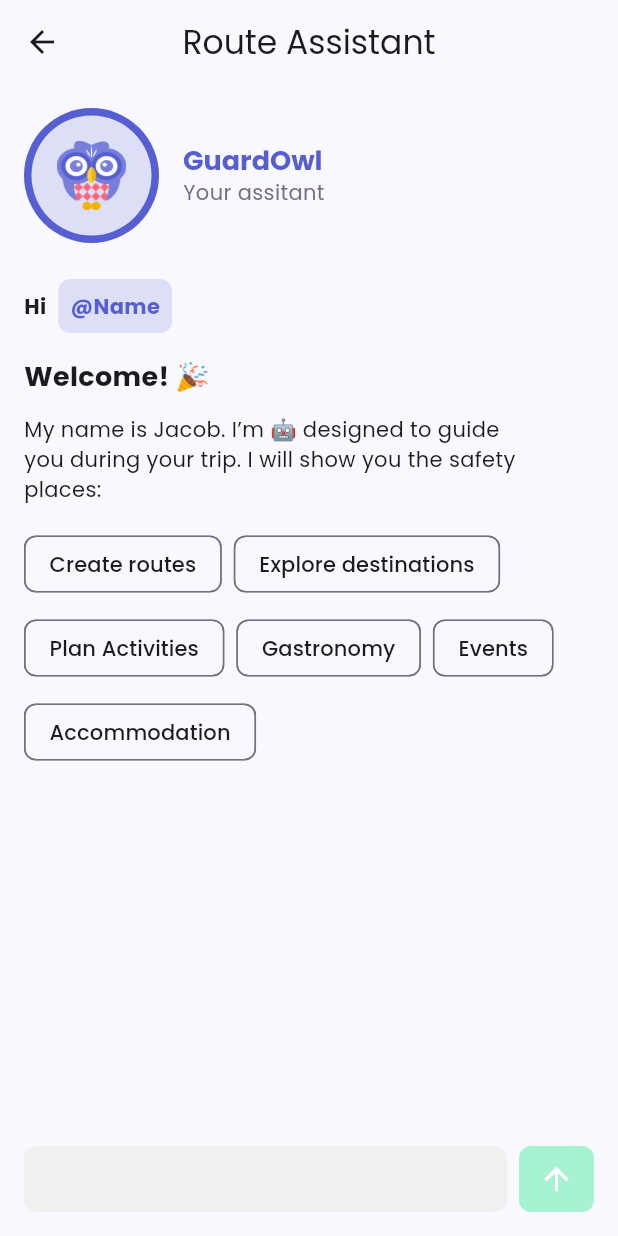
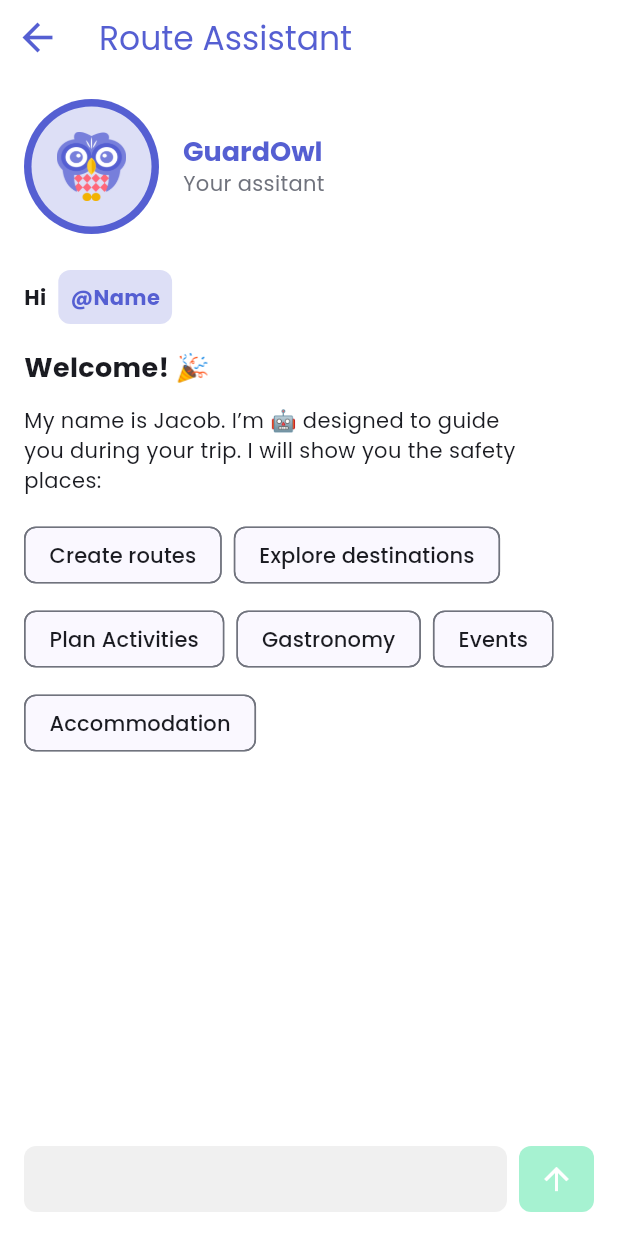
Before and after one commit to SamaritanoDev/guardowl, a Flutter app: the RouteAssistantScreen screen opened by its route, on a phone screen of 412 x 824 dp. Run offline on Flutter 3.47's test engine with Material 3 defaults, Android fonts, the phone set to English and light mode, and no system bars; our stand-ins replace cloud_firestore, equatable, firebase_auth, firebase_core, flutter_bloc, formz and 2 more; accounts and stored records are empty; network calls fail.

Commit message:
styles: colores del app bar del chat

```diff
--- a/lib/features/assistant/route_assistant_view.dart
+++ b/lib/features/assistant/route_assistant_view.dart
@@ -1,6 +1,7 @@
 import 'package:cloud_firestore/cloud_firestore.dart';
 import 'package:firebase_auth/firebase_auth.dart';
 import 'package:flutter/material.dart';
+import 'package:guardowl/features/share/my_app_bar_arrow.dart';
 import 'package:guardowl/features/share/share.dart';
 import 'package:guardowl/services/gemini_api_service.dart';
 
@@ -49,9 +50,10 @@ class _RouteAssistantScreenState extends State<RouteAssistantScreen> {
   Widget build(BuildContext context) {
     final color = Theme.of(context).colorScheme;
     return Scaffold(
-      appBar: AppBar(
-        title: const Text('Route Assistant'),
-        centerTitle: true,
+      backgroundColor: color.onPrimary,
+      appBar: const PreferredSize(
+        preferredSize: Size(double.infinity, 50),
+        child: MyAppBarArrow(title: 'Route Assistant'),
       ),
       body: Padding(
         padding: const EdgeInsets.all(16.0),
@@ -125,7 +127,7 @@ class _RouteAssistantScreenState extends State<RouteAssistantScreen> {
                   width: 50.0,
                   height: 44.0,
                   child: IconButton(
-                    icon: const Icon(Icons.arrow_upward, color: Colors.white),
+                    icon: Icon(Icons.arrow_upward, color: color.onPrimary),
                     onPressed: _sendMessage,
                   ),
                 ),
--- a/lib/features/share/my_app_bar_arrow.dart
+++ b/lib/features/share/my_app_bar_arrow.dart
@@ -19,7 +19,7 @@ class MyAppBarArrow extends StatelessWidget {
       appBar: AppBar(
         title: Text(title ?? '', style: textTitlePrimary),
         backgroundColor: color.onPrimary,
-        leadingWidth: 80,
+        leadingWidth: 50,
         leading: Center(
           child: IconButton(
             onPressed: () => Navigator.of(context).pop(),
```
Also changed, not shown: lib/features/home/widgets/custom_navigation_bar.dart (+11 -5 lines).
